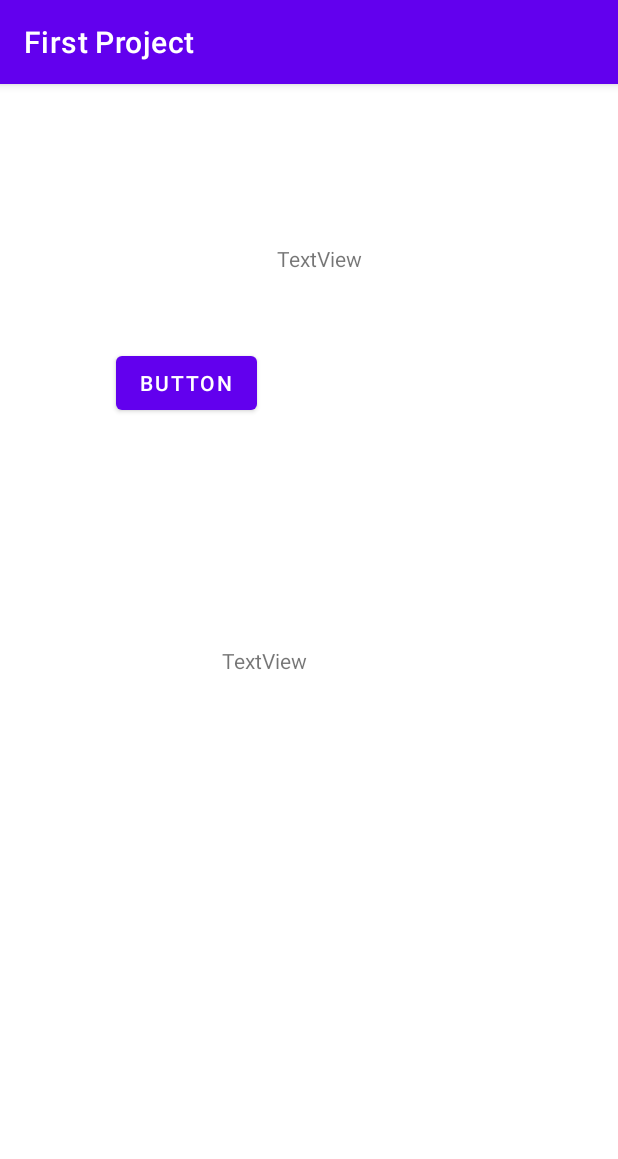
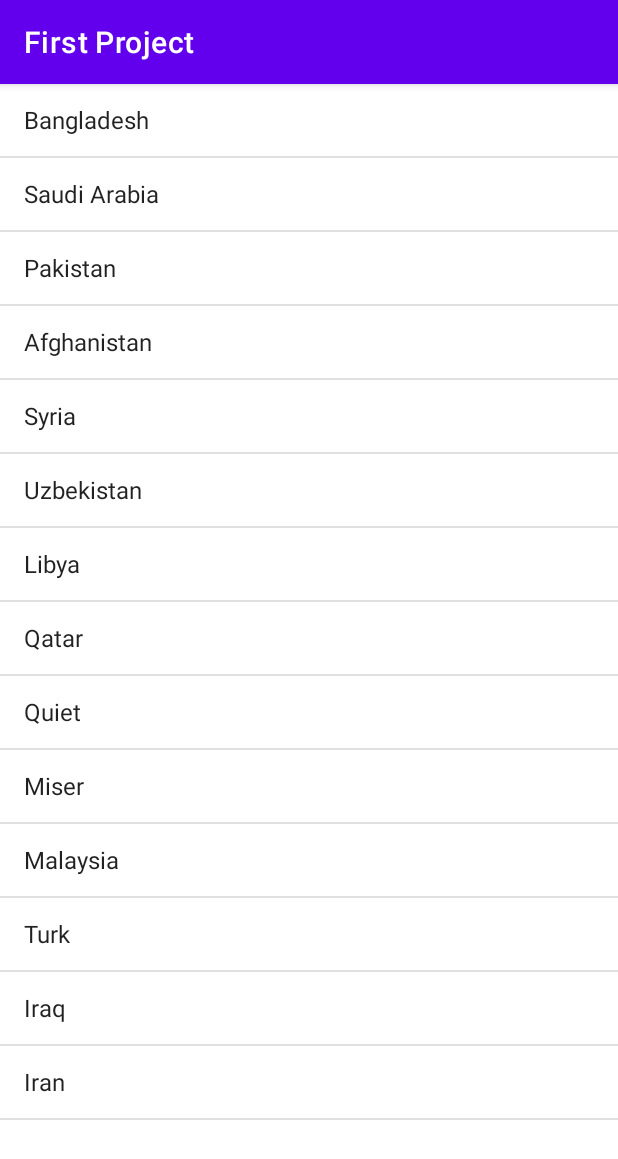
Before and after one commit to Prantik335/my-learning, an Android app: the screen it shows after launch (ConstraintLayout), on a phone screen of 412 x 824 dp. Shown: the top 1159 px of the screen. Run offline under Robolectric (Android 15) with nearby library versions, the phone set to English and light mode, and no system bars.

Commit message:
android/first-project closed

```diff
--- a/android-studio/first-project/app/src/main/java/me/prantik/firstproject/ConstraintLayout.java
+++ b/android-studio/first-project/app/src/main/java/me/prantik/firstproject/ConstraintLayout.java
@@ -3,12 +3,37 @@ package me.prantik.firstproject;
 import androidx.appcompat.app.AppCompatActivity;
 
 import android.os.Bundle;
+import android.view.View;
+import android.widget.AdapterView;
+import android.widget.ArrayAdapter;
+import android.widget.ListView;
+import android.widget.Toast;
+
 
 public class ConstraintLayout extends AppCompatActivity {
+
+    ListView listView;
+    String countries[];
+    ArrayAdapter<String> adapter;
 
     @Override
     protected void onCreate(Bundle savedInstanceState) {
         super.onCreate(savedInstanceState);
         setContentView(R.layout.activity_constraint_layout);
+
+        listView = findViewById(R.id.listView);
+        countries = getResources().getStringArray(R.array.countries);
+
+        adapter = new ArrayAdapter<>(this, android.R.layout.simple_list_item_1, countries);
+        listView.setAdapter(adapter);
+
+        listView.setOnItemClickListener(new AdapterView.OnItemClickListener() {
+            @Override
+            public void onItemClick(AdapterView<?> adapterView, View view, int i, long l) {
+                String country = adapterView.getItemAtPosition(i).toString();
+                Toast.makeText(getApplicationContext(), "You selected " + country, Toast.LENGTH_LONG)
+                        .show();
+            }
+        });
     }
 }
--- a/android-studio/first-project/app/src/main/res/layout/activity_constraint_layout.xml
+++ b/android-studio/first-project/app/src/main/res/layout/activity_constraint_layout.xml
@@ -6,33 +6,8 @@
     android:layout_height="match_parent"
     tools:context=".ConstraintLayout">
 
-    <Button
-        android:id="@+id/button"
-        android:layout_width="wrap_content"
-        android:layout_height="wrap_content"
-        android:layout_marginStart="77dp"
-        android:layout_marginTop="175dp"
-        android:text="Button"
-        app:layout_constraintStart_toStartOf="parent"
-        app:layout_constraintTop_toTopOf="parent" />
-
-    <TextView
-        android:id="@+id/textView"
-        android:layout_width="wrap_content"
-        android:layout_height="wrap_content"
-        android:layout_marginStart="13dp"
-        android:layout_marginBottom="49dp"
-        android:text="TextView"
-        app:layout_constraintBottom_toTopOf="@+id/button"
-        app:layout_constraintStart_toEndOf="@+id/button" />
-
-    <TextView
-        android:id="@+id/textView2"
-        android:layout_width="wrap_content"
-        android:layout_height="wrap_content"
-        android:layout_marginStart="148dp"
-        android:text="TextView"
-        app:layout_constraintBottom_toBottomOf="parent"
-        app:layout_constraintStart_toStartOf="parent"
-        app:layout_constraintTop_toTopOf="parent" />
+    <ListView
+        android:id="@+id/listView"
+        android:layout_width="match_parent"
+        android:layout_height="match_parent" />
 </androidx.constraintlayout.widget.ConstraintLayout>
--- a/android-studio/first-project/app/src/main/res/values/strings.xml
+++ b/android-studio/first-project/app/src/main/res/values/strings.xml
@@ -2,9 +2,21 @@
     <string name="app_name">First Project</string>
 
     <string-array name="countries">
+
         <item>Bangladesh</item>
         <item>Saudi Arabia</item>
         <item>Pakistan</item>
         <item>Afghanistan</item>
+        <item>Syria</item>
+        <item>Uzbekistan</item>
+        <item>Libya</item>
+        <item>Qatar</item>
+        <item>Quiet</item>
+        <item>Miser</item>
+        <item>Malaysia</item>
+        <item>Turk</item>
+        <item>Iraq</item>
+        <item>Iran</item>
+
     </string-array>
 </resources>
```
